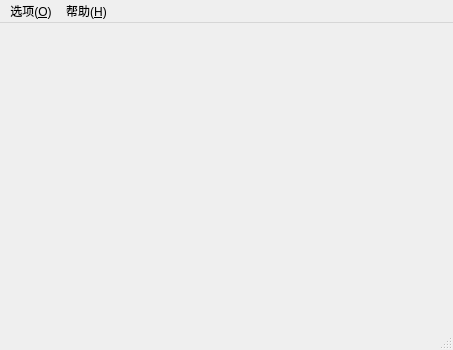
lvyilin/SmartFilesManager, file mainwindow.ui: the form before one commit.
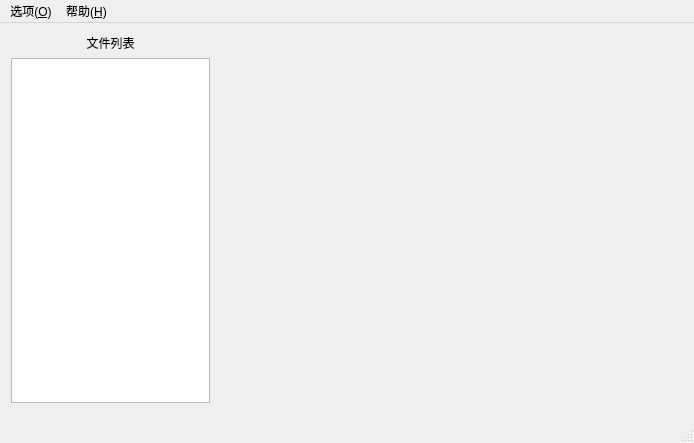
The form after the commit.

The edit to the form file:
```diff
--- a/mainwindow.ui
+++ b/mainwindow.ui
@@ -6,20 +6,46 @@
    <rect>
     <x>0</x>
     <y>0</y>
-    <width>453</width>
-    <height>350</height>
+    <width>694</width>
+    <height>443</height>
    </rect>
   </property>
   <property name="windowTitle">
    <string>MainWindow</string>
   </property>
-  <widget class="QWidget" name="centralWidget"/>
+  <widget class="QWidget" name="centralWidget">
+   <widget class="QWidget" name="">
+    <property name="geometry">
+     <rect>
+      <x>0</x>
+      <y>0</y>
+      <width>221</width>
+      <height>391</height>
+     </rect>
+    </property>
+    <layout class="QVBoxLayout" name="verticalLayout">
+     <item>
+      <widget class="QLabel" name="label">
+       <property name="text">
+        <string>文件列表</string>
+       </property>
+       <property name="alignment">
+        <set>Qt::AlignCenter</set>
+       </property>
+      </widget>
+     </item>
+     <item>
+      <widget class="QTreeView" name="treeView"/>
+     </item>
+    </layout>
+   </widget>
+  </widget>
   <widget class="QMenuBar" name="menuBar">
    <property name="geometry">
     <rect>
      <x>0</x>
      <y>0</y>
-     <width>453</width>
+     <width>694</width>
      <height>23</height>
     </rect>
    </property>
```
